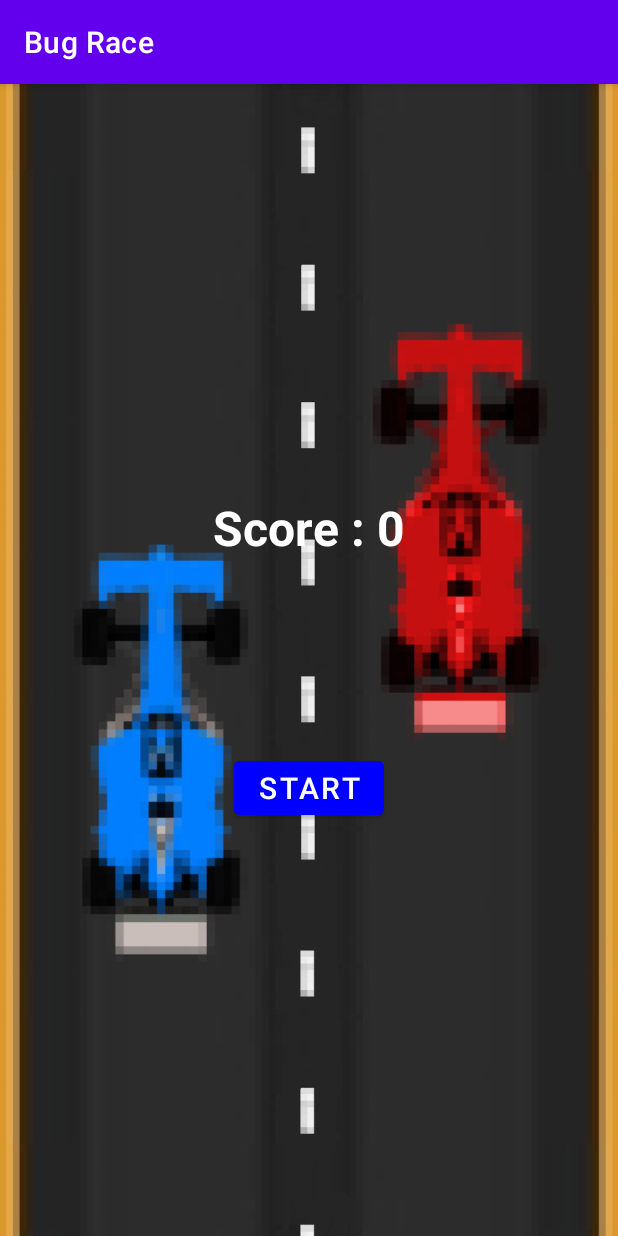
After one commit to Toshayo/BugRace, an Android app: the GameOverActivity screen opened directly, with no data from a screen before it, on a phone screen of 412 x 824 dp. The commit adds this screen. Run offline under Robolectric (Android 15) with nearby library versions, the phone set to English and light mode, and no system bars.

Commit message:
Added game over screen on game over. Showing score on it.

```diff
--- a/app/src/main/AndroidManifest.xml
+++ b/app/src/main/AndroidManifest.xml
@@ -12,9 +12,12 @@
         android:theme="@style/Theme.BugRace"
         tools:targetApi="31">
         <activity
+            android:name=".GameOverActivity"
+            android:exported="false" />
+        <activity
             android:name=".MainActivity"
+            android:exported="true"
             android:screenOrientation="portrait"
-            android:exported="true"
             tools:ignore="LockedOrientationActivity">
             <intent-filter>
                 <action android:name="android.intent.action.MAIN" />
--- /dev/null
+++ b/app/src/main/java/net/toshayo/android/bugrace/GameOverActivity.java
@@ -0,0 +1,20 @@
+package net.toshayo.android.bugrace;
+
+import androidx.appcompat.app.AppCompatActivity;
+
+import android.content.Intent;
+import android.os.Bundle;
+import android.widget.TextView;
+
+public class GameOverActivity extends AppCompatActivity {
+
+    @Override
+    protected void onCreate(Bundle savedInstanceState) {
+        super.onCreate(savedInstanceState);
+        setContentView(R.layout.activity_gameover);
+
+        ((TextView)findViewById(R.id.lblScore)).setText(getString(R.string.lblScore, getIntent().getIntExtra("score", 0)));
+
+        findViewById(R.id.btnStart).setOnClickListener(v -> startActivity(new Intent(this, MainActivity.class)));
+    }
+}
--- /dev/null
+++ b/app/src/main/java/net/toshayo/android/bugrace/IObservable.java
@@ -0,0 +1,7 @@
+package net.toshayo.android.bugrace;
+
+public interface IObservable {
+    void attach(IObserver observer);
+    void detach(IObserver observer);
+    void notifyObservers();
+}
--- /dev/null
+++ b/app/src/main/java/net/toshayo/android/bugrace/IObserver.java
@@ -0,0 +1,5 @@
+package net.toshayo.android.bugrace;
+
+public interface IObserver {
+    void update(Object... args);
+}
--- a/app/src/main/res/layout/activity_gameover.xml
+++ b/app/src/main/res/layout/activity_gameover.xml
@@ -9,17 +9,37 @@
         android:id="@+id/imageView"
         android:layout_width="match_parent"
         android:layout_height="match_parent"
-        android:adjustViewBounds="false"
-        android:cropToPadding="false"
-        android:scaleType="matrix"
-        tools:srcCompat="@tools:sample/backgrounds/scenic" />
+        android:adjustViewBounds="true"
+        android:contentDescription="@string/hintBackgroundImage"
+        android:scaleType="centerCrop"
+        app:srcCompat="@drawable/game_over_bg" />
 
-    <Button
-        android:id="@+id/button2"
-        android:layout_width="wrap_content"
-        android:layout_height="wrap_content"
-        android:layout_centerInParent="true"
-        android:gravity="center_horizontal|center_vertical"
-        android:text="@string/btnStart" />
+    <LinearLayout
+        android:layout_width="match_parent"
+        android:layout_height="match_parent"
+        android:gravity="center"
+        android:orientation="vertical">
+
+        <TextView
+            android:id="@+id/lblScore"
+            android:layout_width="wrap_content"
+            android:layout_height="wrap_content"
+            android:layout_gravity="center"
+            android:layout_marginBottom="128dip"
+            android:textColor="@color/white"
+            android:textSize="32sp"
+            android:textStyle="bold" />
+
+        <Button
+            android:id="@+id/btnStart"
+            android:layout_width="wrap_content"
+            android:layout_height="wrap_content"
+            android:layout_gravity="center"
+            android:backgroundTint="#0000FF"
+            android:gravity="center_horizontal|center_vertical"
+            android:text="@string/btnStart"
+            android:textColor="@color/white"
+            android:textSize="20sp" />
+    </LinearLayout>
 
 </RelativeLayout>
--- a/app/src/main/res/values/strings.xml
+++ b/app/src/main/res/values/strings.xml
@@ -1,4 +1,6 @@
 <resources>
     <string name="app_name">Bug Race</string>
     <string name="btnStart">Start</string>
+    <string name="hintBackgroundImage">Background</string>
+    <string name="lblScore">Score : %d</string>
 </resources>
```
Also changed, not shown: app/src/main/java/net/toshayo/android/bugrace/GameScene.java (+36 -4 lines), app/src/main/java/net/toshayo/android/bugrace/MainActivity.java (+11 -2 lines), app/src/main/res/drawable/game_over_bg.png (added), app/src/main/res/drawable/logo.png.
